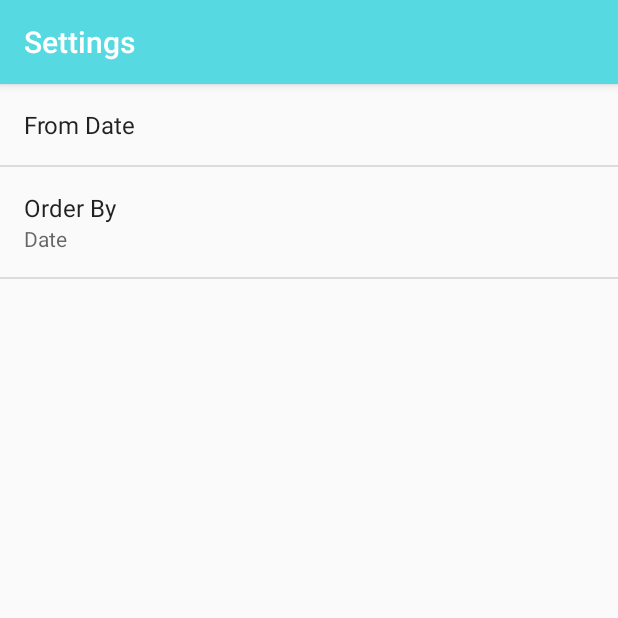
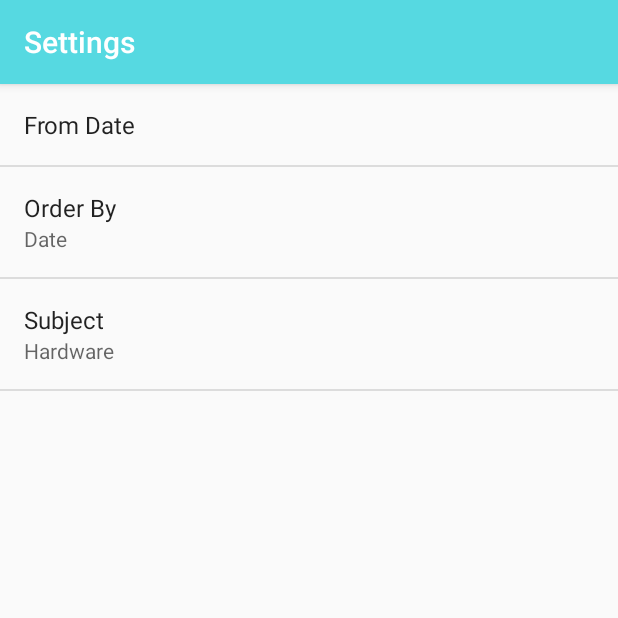
Before and after one commit to forfireonly/TechNews, an Android app: the screen it shows after launch (SettingsActivity), in the options menu, after a tap on "Settings", on a phone screen of 412 x 824 dp, the top half of it. Run offline under Robolectric (Android 15) with nearby library versions, the phone set to English and light mode, and no system bars.

Commit message:
Preferences by topic

```diff
--- a/app/src/main/java/com/example/annascott/technews/NewsActivity.java
+++ b/app/src/main/java/com/example/annascott/technews/NewsActivity.java
@@ -28,9 +28,7 @@ public class NewsActivity extends AppCompatActivity implements LoaderManager.Loa
     private static final String LOG_TAG = NewsActivity.class.getName();
 
     /** URL for news data from Guardian dataset */
-    private static final String Guard_REQUEST_URL ="https://content.guardianapis.com/search?q=%22tech%20news%22&order-by=relevance&api-key=f3a1cedd-032a-45ab-b1d4-d7ba62274a9c";
-            //"https://content.guardianapis.com/search?q=technologys&from-date=2014-01-01&api-key=test";
-           // "https://content.guardianapis.com/search?q=%22tech%20news%22&api-key=f3a1cedd-032a-45ab-b1d4-d7ba62274a9c";
+    private static final String Guard_REQUEST_URL ="https://content.guardianapis.com/search?q=artificial inteligencer&order-by=relevance&api-key=f3a1cedd-032a-45ab-b1d4-d7ba62274a9c";
     private NewsAdapter mAdapter;
     private static final int NEWS_LOADER_ID = 1;
 
@@ -96,16 +94,23 @@ public class NewsActivity extends AppCompatActivity implements LoaderManager.Loa
                 getString(R.string.settings_date_cutoff_key),
                 getString(R.string.settings_date_cutoff_default));
 
-        String orderBy = sharedPrefs.getString(
-                                getString(R.string.settings_order_by_key),
-                                getString(R.string.settings_order_by_default)
+        String subject = sharedPrefs.getString(
+                                getString(R.string.settings_order_by_handle),
+                                getString(R.string.settings_order_bydefault)
                                 );
+
+        String orderBy  = sharedPrefs.getString(
+                getString(R.string.settings_order_by_key),
+                getString(R.string.settings_order_by_default)
+        );
 
             // parse breaks apart the URI string that's passed into its parameter
             Uri baseUri = Uri.parse(Guard_REQUEST_URL);
 
             // buildUpon prepares the baseUri that we just parsed so we can add query parameters to it
             Uri.Builder uriBuilder = baseUri.buildUpon();
+
+            uriBuilder.appendQueryParameter("q", subject);
 
             uriBuilder.appendQueryParameter("from-date", startDate);
            // uriBuilder.appendQueryParameter("orderby", "time");
--- a/app/src/main/java/com/example/annascott/technews/SettingsActivity.java
+++ b/app/src/main/java/com/example/annascott/technews/SettingsActivity.java
@@ -27,6 +27,9 @@ public class SettingsActivity extends AppCompatActivity {
 
             Preference orderBy = findPreference(getString(R.string.settings_order_by_key));
             bindPreferenceSummaryToValue(orderBy);
+
+            Preference subject = findPreference(getString(R.string.settings_order_by_handle));
+            bindPreferenceSummaryToValue(subject);
         }
 
         private void bindPreferenceSummaryToValue(Preference preference) {
--- a/app/src/main/res/values/arrays.xml
+++ b/app/src/main/res/values/arrays.xml
@@ -9,4 +9,23 @@
         <item>@string/settings_order_by_date_value</item>
         <item>@string/settings_order_by_most_relevant_value</item>
     </string-array>
+
+    <string-array name="settings_order_by_titles">
+        <item>@string/settings_order_by_database_label</item>
+        <item>@string/settings_order_by_hardware_label</item>
+        <item>@string/settings_order_by_software_label</item>
+        <item>@string/settings_order_by_virtual_reality_label</item>
+        <item>@string/settings_order_by_artificial_inteligence_label</item>
+        <item>@string/settings_order_by_cybersecurity_label</item>
+    </string-array>
+
+    <string-array name="settings_order_by_topic">
+        <item>@string/settings_order_by_datebase_value</item>
+        <item>@string/settings_order_by_software_value</item>
+        <item>@string/settings_order_by_hardware_value</item>
+        <item>@string/settings_order_by_virtual_reality_value</item>
+        <item>@string/settings_order_by_artificial_inteligence_value</item>
+        <item>@string/settings_order_by_cybersecurity_value</item>
+    </string-array>
+
 </resources>
--- a/app/src/main/res/values/strings.xml
+++ b/app/src/main/res/values/strings.xml
@@ -21,7 +21,6 @@
     <string name="settings_order_by_key" translatable="false">order-by</string>
     <string name="settings_order_by_default" translatable="false">@string/settings_order_by_date_value</string>
 
-    <!-- Label for order-by magnitude option [CHAR LIMIT=20] -->
     <string name="settings_order_by_date_label">Date</string>
     <string name="settings_order_by_date_value" translatable="false">newest</string>
 
@@ -29,4 +28,34 @@
     <string name="settings_order_by_most_relevant_label">Relevance</string>
     <string name="settings_order_by_most_relevant_value" translatable="false">relevance</string>
 
+
+
+    <!-- Strings For Order-By Preference [CHAR LIMIT=30] -->
+    <string name="settings_order_by_title">Subject</string>
+    <string name="settings_order_by_handle" translatable="false">q</string>
+    <string name="settings_order_bydefault" translatable="false">@string/settings_order_by_software_value</string>
+
+    <string name="settings_order_by_software_label">Software</string>
+    <string name="settings_order_by_software_value" translatable="false">software</string>
+
+    <string name="settings_order_by_hardware_label">Hardware</string>
+    <string name="settings_order_by_hardware_value" translatable="false">hardware</string>
+
+
+    <!-- Label for order-by most recent option [CHAR LIMIT=20] -->
+    <string name="settings_order_by_database_label">Database</string>
+    <string name="settings_order_by_datebase_value" translatable="false">database</string>
+
+    <string name="settings_order_by_virtual_reality_label">Virtual reality</string>
+    <string name="settings_order_by_virtual_reality_value" translatable="false">virtual reality</string>
+
+    <string name="settings_order_by_artificial_inteligence_label">Artificial inteligence</string>
+    <string name="settings_order_by_artificial_inteligence_value" translatable="false">artificial inteligence</string>
+
+    <string name="settings_order_by_cybersecurity_label">Cybersecurity</string>
+    <string name="settings_order_by_cybersecurity_value" translatable="false">cybersecurity</string>
+
+
+
+
 </resources>
--- a/app/src/main/res/xml/settings_main.xml
+++ b/app/src/main/res/xml/settings_main.xml
@@ -18,4 +18,13 @@
         android:key="@string/settings_order_by_key"
         android:title="@string/settings_order_by_label" />
 
+    <ListPreference
+        android:defaultValue="@string/settings_order_bydefault"
+        android:entries="@array/settings_order_by_titles"
+        android:entryValues="@array/settings_order_by_topic"
+        android:key="@string/settings_order_by_handle"
+        android:title="@string/settings_order_by_title" />
+
+
+
 </PreferenceScreen>
```
